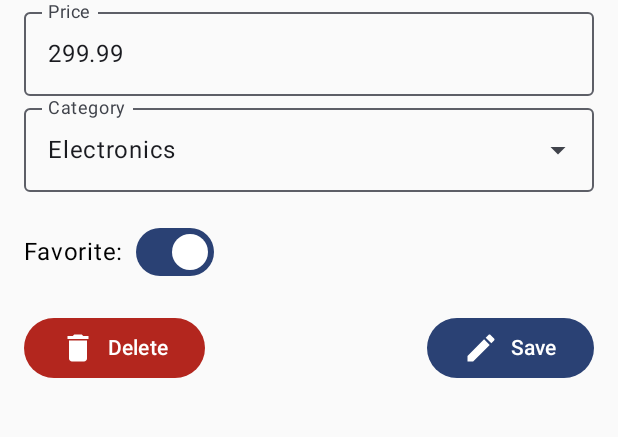
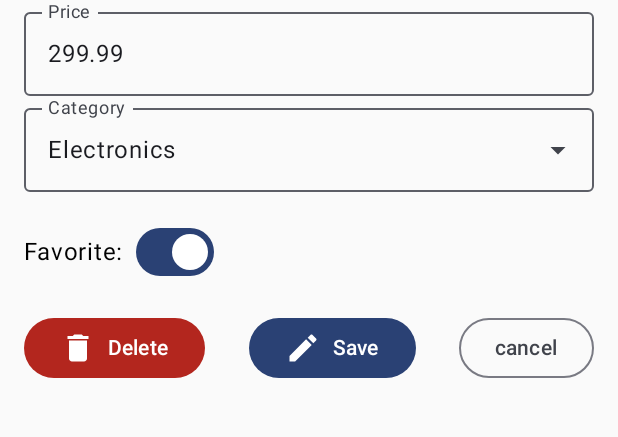
Before and after one commit to alanlyal/KristopherPrince-AlexHuberdeau_COMP304-401_Lab3, an Android app built with Jetpack Compose: the screen it shows after launch (MainActivity), after a tap on "Edit", on a phone screen of 412 x 824 dp, the part 120-557 px from its top. Run offline under Robolectric (Android 15) with nearby library versions, the phone set to English and light mode, and no system bars; our stand-ins replace Room's generated code, livedata-compose, window size class; 1 other tap on this screen came first.

Commit message:
finished excerise 1

```diff
--- a/KristopherPrince-AlexHuberdeau_COMP304-401_Lab3/app/src/main/java/com/example/kristopherprince_alexhuberdeau_comp304_401_lab3/data/Product.kt
+++ b/KristopherPrince-AlexHuberdeau_COMP304-401_Lab3/app/src/main/java/com/example/kristopherprince_alexhuberdeau_comp304_401_lab3/data/Product.kt
@@ -10,5 +10,8 @@ data class Product(
     val price: Double,
     val deliveryDate: String,
     val category: String,
-    val isFavorite: Boolean
+    val isFavorite: Boolean,
+    // added for excerise 1
+    val quantity: Int
+
 )
--- a/KristopherPrince-AlexHuberdeau_COMP304-401_Lab3/app/src/main/java/com/example/kristopherprince_alexhuberdeau_comp304_401_lab3/data/ProductDatabase.kt
+++ b/KristopherPrince-AlexHuberdeau_COMP304-401_Lab3/app/src/main/java/com/example/kristopherprince_alexhuberdeau_comp304_401_lab3/data/ProductDatabase.kt
@@ -31,10 +31,10 @@ abstract class ProductDatabase : RoomDatabase() {
                             // Prepopulate database with sample data on first creation
                             CoroutineScope(Dispatchers.IO).launch {
                                 getDatabase(context).productDao().insertSampleProducts(
-                                    listOf(
-                                        Product(101, "Phone", 299.99, "2025-04-01", "Electronics", false),
-                                        Product(102, "Laptop", 999.99, "2025-04-02", "Electronics", true),
-                                        Product(103, "Microwave", 149.99, "2025-04-03", "Appliances", false)
+                                    listOf( // updatded  list to add quantity
+                                        Product(101, "Phone", 299.99, "2025-04-01", "Electronics", false, 20),
+                                        Product(102, "Laptop", 999.99, "2025-04-02", "Electronics", true, 15),
+                                        Product(103, "Microwave", 149.99, "2025-04-03", "Appliances", false, 10)
                                     )
                                 )
                             }
--- a/KristopherPrince-AlexHuberdeau_COMP304-401_Lab3/app/src/main/java/com/example/kristopherprince_alexhuberdeau_comp304_401_lab3/ui/screens/EditProductScreen.kt
+++ b/KristopherPrince-AlexHuberdeau_COMP304-401_Lab3/app/src/main/java/com/example/kristopherprince_alexhuberdeau_comp304_401_lab3/ui/screens/EditProductScreen.kt
@@ -16,6 +16,8 @@ import androidx.compose.ui.unit.dp
 import androidx.lifecycle.viewmodel.compose.viewModel
 import androidx.navigation.NavController
 import com.example.kristopherprince_alexhuberdeau_comp304_401_lab3.ui.viewmodel.ProductViewModel
+
+
 
 // Screen for editing an existing product
 @OptIn(ExperimentalMaterial3Api::class)
@@ -141,6 +143,12 @@ fun EditProductScreen(
                 Spacer(modifier = Modifier.width(8.dp))
                 Text("Save")
             }
+            //added for excerise 1
+            //cancel button
+            OutlinedButton(onClick = {navController.popBackStack()})
+            {
+                Text("cancel")
+            }
         }
     }
 }
--- a/KristopherPrince-AlexHuberdeau_COMP304-401_Lab3/app/src/main/java/com/example/kristopherprince_alexhuberdeau_comp304_401_lab3/ui/screens/HomeScreen.kt
+++ b/KristopherPrince-AlexHuberdeau_COMP304-401_Lab3/app/src/main/java/com/example/kristopherprince_alexhuberdeau_comp304_401_lab3/ui/screens/HomeScreen.kt
@@ -23,6 +23,9 @@ import androidx.lifecycle.viewmodel.compose.viewModel
 import androidx.navigation.NavController
 import com.example.kristopherprince_alexhuberdeau_comp304_401_lab3.data.Product
 import com.example.kristopherprince_alexhuberdeau_comp304_401_lab3.ui.viewmodel.ProductViewModel
+// added for excercise 1
+import androidx.compose.foundation.text.KeyboardOptions
+import androidx.compose.ui.text.input.KeyboardType
 
 // Main screen displaying all products
 @OptIn(ExperimentalMaterial3WindowSizeClassApi::class, ExperimentalMaterial3Api::class)
@@ -36,7 +39,10 @@ fun HomeScreen(
     println("HomeScreen products: $products") // Log to verify data
     val isExpandedScreen = windowSizeClass.widthSizeClass != WindowWidthSizeClass.Compact
     var selectedProduct by remember { mutableStateOf<Product?>(null) }
-
+    //added for excerise 1
+    var searchId by remember { mutableStateOf("")}
+    val productFilter = if (searchId.isBlank()) products
+    else products.filter { it.id.toString().contains(searchId.trim()) }
     Scaffold(
         topBar = {
             TopAppBar(
@@ -52,14 +58,23 @@ fun HomeScreen(
             )
         }
     ) { paddingValues ->
+        // added for excerise 1
+        Column(modifier = Modifier.padding(paddingValues))
+        {
+            OutlinedTextField(
+                value = searchId, onValueChange = { searchId = it },
+                label = { Text("search product by id") },
+                singleLine = true,
+                keyboardOptions = KeyboardOptions(keyboardType = KeyboardType.Number),
+                modifier = Modifier.fillMaxWidth().padding(horizontal = 8.dp, vertical = 6.dp)
+            )
+
             if (isExpandedScreen) {
                 Row(
-                modifier = Modifier
-                    .fillMaxSize()
-                    .padding(paddingValues)
+                    modifier = Modifier.fillMaxWidth().weight(2f)
                 ) {
                     LazyColumn(modifier = Modifier.weight(1f)) {
-                    items(products) { product ->
+                        items(productFilter) { product ->
                             ProductItem(
                                 product = product,
                                 onEdit = {
@@ -88,9 +103,18 @@ fun HomeScreen(
                             Column {
                                 Text(product.name, style = MaterialTheme.typography.headlineMedium)
                                 Spacer(Modifier.height(16.dp))
-                            Text("Price: $${product.price}", style = MaterialTheme.typography.titleMedium)
-                            Text("Category: ${product.category}", style = MaterialTheme.typography.bodyLarge)
-                            Text("Delivery Date: ${product.deliveryDate}", style = MaterialTheme.typography.bodyMedium)
+                                Text(
+                                    "Price: $${product.price}",
+                                    style = MaterialTheme.typography.titleMedium
+                                )
+                                Text(
+                                    "Category: ${product.category}",
+                                    style = MaterialTheme.typography.bodyLarge
+                                )
+                                Text(
+                                    "Delivery Date: ${product.deliveryDate}",
+                                    style = MaterialTheme.typography.bodyMedium
+                                )
                             }
                         } ?: Text(
                             "Select a product",
@@ -100,8 +124,8 @@ fun HomeScreen(
                     }
                 }
             } else {
-            LazyColumn(modifier = Modifier.padding(paddingValues)) {
-                items(products) { product ->
+                LazyColumn(modifier = Modifier.weight(3f)) {
+                    items(productFilter) { product ->
                         ProductItem(
                             product = product,
                             onEdit = { navController.navigate("edit/${product.id}") },
@@ -119,3 +143,4 @@ fun HomeScreen(
             }
         }
     }
+}
--- a/KristopherPrince-AlexHuberdeau_COMP304-401_Lab3/app/src/main/java/com/example/kristopherprince_alexhuberdeau_comp304_401_lab3/ui/screens/ProductItem.kt
+++ b/KristopherPrince-AlexHuberdeau_COMP304-401_Lab3/app/src/main/java/com/example/kristopherprince_alexhuberdeau_comp304_401_lab3/ui/screens/ProductItem.kt
@@ -13,7 +13,11 @@ import androidx.compose.ui.graphics.Color
 import androidx.compose.ui.platform.testTag
 import androidx.compose.ui.unit.dp
 import com.example.kristopherprince_alexhuberdeau_comp304_401_lab3.data.Product
-
+//added for excerise 1
+import androidx.compose.runtime.mutableStateOf
+import androidx.compose.runtime.getValue
+import androidx.compose.runtime.setValue
+import androidx.compose.runtime.remember
 @Composable
 fun ProductItem(
     product: Product,
@@ -22,6 +26,29 @@ fun ProductItem(
     onToggleFavorite: () -> Unit,
     modifier: Modifier = Modifier
 ) {
+    //added for excerise 1
+
+    var confrim by remember { mutableStateOf(false) }
+    if (confrim)
+    {
+        AlertDialog(onDismissRequest = {confrim = false},
+            title = {Text("delete the product")},
+            text = {Text("do you want to delete ${product.name}")},
+            confirmButton = {TextButton(onClick = {confrim = false
+            onDelete()})
+            {
+                Text("yes")
+            }
+            },
+            dismissButton ={
+                TextButton(onClick = {confrim = false})
+                {
+                    Text("no")
+                }
+                }
+        )
+    }
+
     Card(
         modifier = modifier
             .fillMaxWidth()
@@ -63,9 +90,9 @@ fun ProductItem(
                 ) {
                     Icon(Icons.Default.Edit, "Edit")
                 }
-
+                    //updated for excercise 1
                 IconButton(
-                    onClick = onDelete,
+                    onClick = {confrim = true},
                     modifier = Modifier.testTag("delete_button")
                 ) {
                     Icon(Icons.Default.Delete, "Delete")
```
Also changed, not shown: KristopherPrince-AlexHuberdeau_COMP304-401_Lab3/app/src/main/java/com/example/kristopherprince_alexhuberdeau_comp304_401_lab3/ui/screens/AddProductScreen.kt (+11 -0 lines), KristopherPrince-AlexHuberdeau_COMP304-401_Lab3/app/src/main/java/com/example/kristopherprince_alexhuberdeau_comp304_401_lab3/ui/viewmodel/ProductViewModel.kt (+18 -2 lines). Lines whose indentation alone changed are shown as unchanged.
